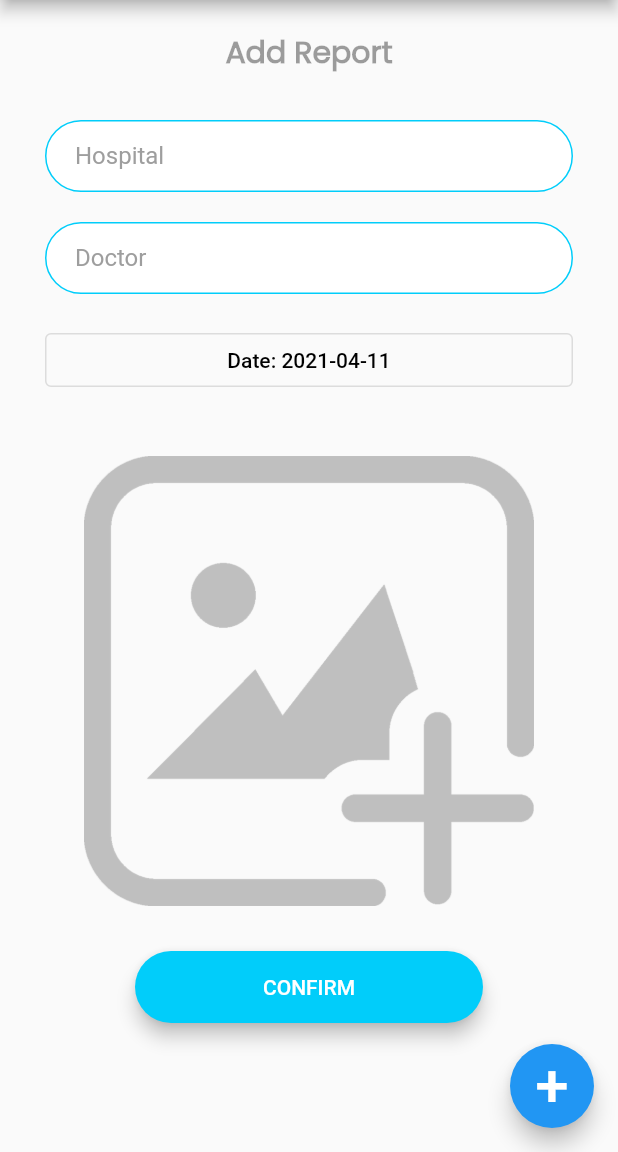
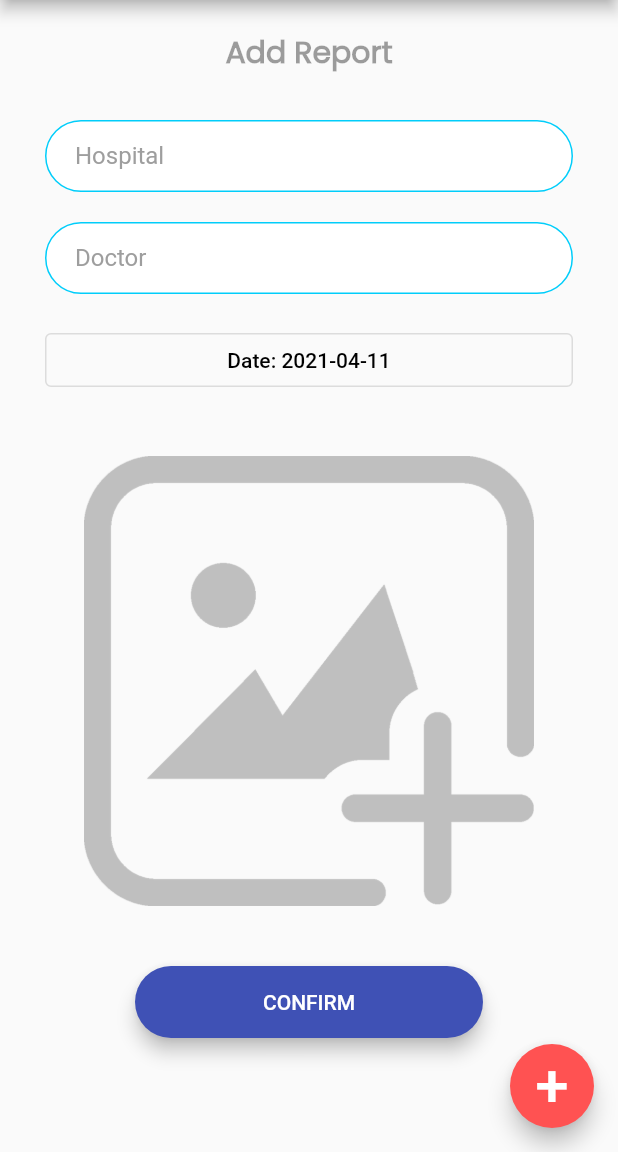
Before and after one commit to Ammar-Raneez/E-Ophthalmologist_UI, a Flutter app: the AddReportScreen screen opened by its route, on a phone screen of 412 x 824 dp, the part 84-1236 px from its top. Run offline on Flutter 3.47's test engine with Material 2 defaults, Android fonts, the phone set to English and light mode, and no system bars; our stand-ins replace cached_network_image, cloud_firestore, dio, firebase_auth, firebase_core, firebase_storage and 4 more; accounts and stored records are empty.

Commit message:
changed colors

```diff
--- a/lib/screens/add_appointment_screen.dart
+++ b/lib/screens/add_appointment_screen.dart
@@ -227,7 +227,7 @@ class _AddAppointmentScreenState extends State<AddAppointmentScreen> {
                       }
                     },
                     title: "CONFIRM APPOINTMENT",
-                    colour: Color(0xff01CDFA),
+                    colour: Colors.indigo,
                   ),
                 )
               ],
--- a/lib/screens/add_report_screen.dart
+++ b/lib/screens/add_report_screen.dart
@@ -198,7 +198,7 @@ class _AddReportScreenState extends State<AddReportScreen> {
                         ),
                 ),
                 SizedBox(
-                  height: 30,
+                  height: 40,
                 ),
                 RoundedButton(
                   onPressed: () async {
@@ -246,8 +246,11 @@ class _AddReportScreenState extends State<AddReportScreen> {
                     }
                   },
                   title: "CONFIRM",
-                  colour: Color(0xff01CDFA),
-                )
+                  colour: Colors.indigo,
+                ),
+                SizedBox(
+                  height: 10,
+                ),
               ],
             ),
           ),
@@ -258,6 +261,7 @@ class _AddReportScreenState extends State<AddReportScreen> {
             "+",
             style: TextStyle(fontSize: 40),
           ),
+          backgroundColor: Colors.redAccent,
         ),
       ),
     );
--- a/lib/screens/diagnosis_result_screen.dart
+++ b/lib/screens/diagnosis_result_screen.dart
@@ -118,7 +118,7 @@ class _DiagnosisResultScreenState extends State<DiagnosisResultScreen> {
                     onPressed: () {
                       Navigator.pop(context);
                     },
-                    colour: Color(0xff01CDFA),
+                    colour: Colors.indigo,
                     title: "Back to Home",
                   ),
                 ),
--- a/lib/screens/diagnosis_screen.dart
+++ b/lib/screens/diagnosis_screen.dart
@@ -201,7 +201,7 @@ class _DiagnosisScreenState extends State<DiagnosisScreen> {
                             onPressed: () {
                               _detect();
                             },
-                            colour: Colors.lightBlueAccent,
+                            colour: Colors.indigo,
                             title: 'UPLOAD',
                           ),
                         ],
--- a/lib/screens/edit_appointment_screen.dart
+++ b/lib/screens/edit_appointment_screen.dart
@@ -240,7 +240,7 @@ class _EditAppointmentScreenState extends State<EditAppointmentScreen> {
                       }
                     },
                     title: "CONFIRM APPOINTMENT",
-                    colour: Color(0xff01CDFA),
+                    colour: Colors.indigo,
                   ),
                 )
               ],
--- a/lib/screens/edit_profile_screen.dart
+++ b/lib/screens/edit_profile_screen.dart
@@ -302,7 +302,7 @@ class _EditProfileScreenState extends State<EditProfileScreen> {
                               }
                             }
                           },
-                          colour: Color(0xff01CDFA),
+                          colour: Colors.indigo,
                           title: 'CONFIRM',
                         ),
                         SizedBox(
```
Also changed, not shown: lib/screens/edit_report_screen.dart (+6 -2 lines), lib/screens/report_screen.dart (+4 -3 lines).
